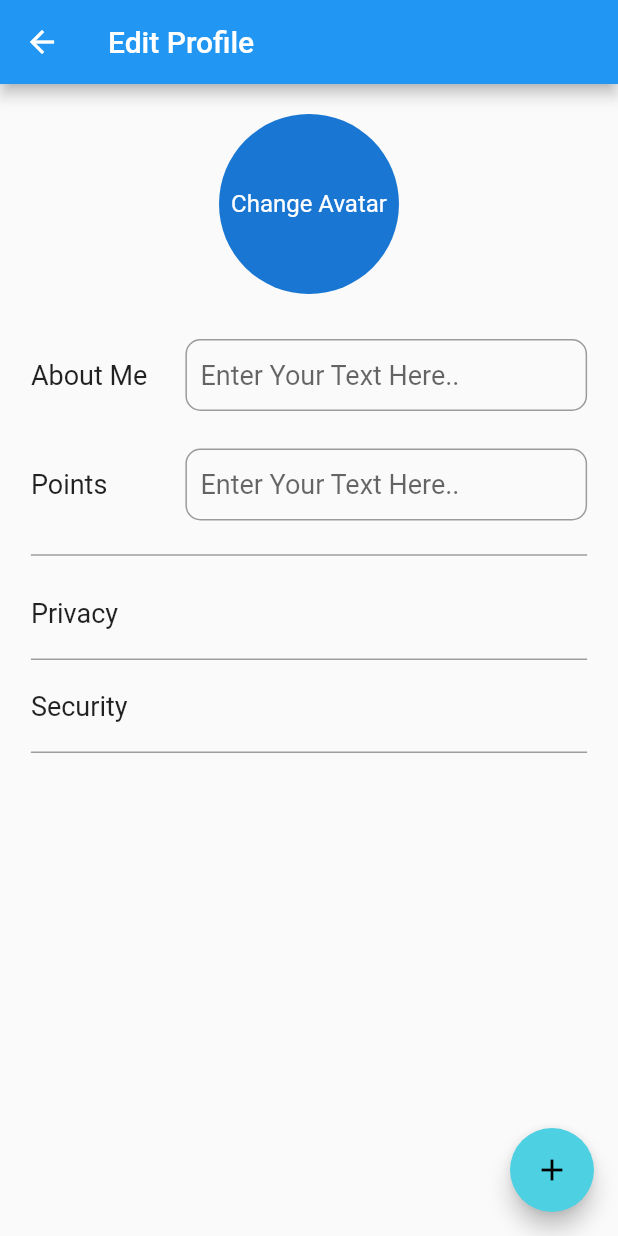
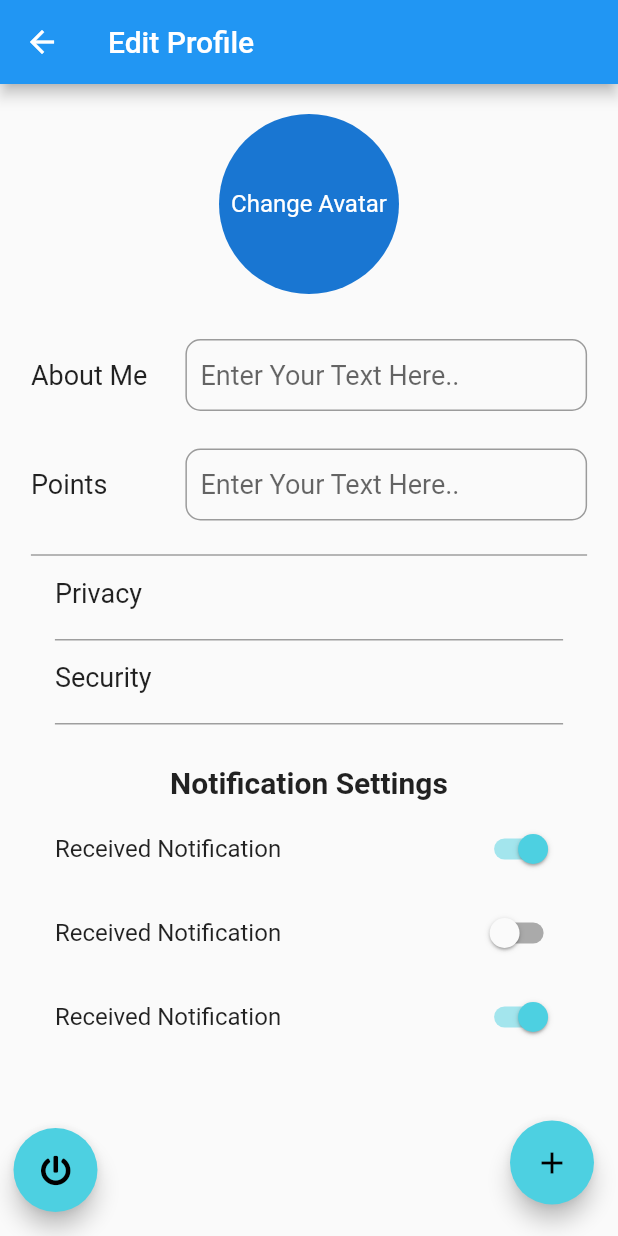
Before and after one commit to The-virgo-noid/talenthunt, a Flutter app: the EditScreen screen opened directly with empty values, on a phone screen of 412 x 824 dp. Run offline on Flutter 3.47's test engine with Material 2 defaults, Android fonts, the phone set to English and light mode, and no system bars; our stand-ins replace bottom_navy_bar, flutter_speed_dial, fluttertoast, font_awesome_flutter, image_picker, page_transition and 1 more; missing offline and left inert: dropdownfield.

Commit message:
imporved edit screen

```diff
--- a/lib/widgets/EditScreen.dart
+++ b/lib/widgets/EditScreen.dart
@@ -1,6 +1,7 @@
 import 'dart:io';
 
 import 'package:flutter/material.dart';
+import 'package:font_awesome_flutter/font_awesome_flutter.dart';
 import 'package:image_picker/image_picker.dart';
 import 'package:fluttertoast/fluttertoast.dart';
 import 'package:talenthunt/widgets/PrivacyScreen.dart';
@@ -97,14 +98,33 @@ class EditScreen extends StatelessWidget {
         appBar: AppBar(
           title: Text("Edit Profile"),
         ),
-        floatingActionButton: FloatingActionButton(
+        floatingActionButton: Row(
+          mainAxisAlignment: MainAxisAlignment.spaceBetween,
+          children: <Widget>[
+            Container(
+              margin: EdgeInsets.fromLTRB(25, 10, 0, 0),
+              child: FloatingActionButton(
+                child: Icon(
+                  FontAwesomeIcons.powerOff,
+                  size: 20,
+                ),
+                onPressed: () async {
+                  Fluttertoast.showToast(msg: "Log Out....");
+                  // Navigator.pop(context, profileData);
+                },
+              ),
+            ),
+            FloatingActionButton(
               child: Icon(Icons.add),
               onPressed: () async {
                 Fluttertoast.showToast(msg: "Saving Profile....");
                 Navigator.pop(context, profileData);
               },
             ),
-        body: Center(
+          ],
+        ),
+        body: SingleChildScrollView(
+          child: Center(
             child: Container(
               width: MediaQuery.of(context).size.width * 0.9,
               child: Column(
@@ -170,31 +190,70 @@ class EditScreen extends StatelessWidget {
                     color: Colors.grey,
                     thickness: 1.0,
                   ),
-                Expanded(
-                  child: ListView.builder(
-                      itemCount: settings.length,
-                      itemBuilder: (context, index) {
-                        return InkWell(
+                  ListTile(
                     onTap: () {
-                            gotoScreen(context, settings[index]);
+                      gotoScreen(context, settings[0]);
                     },
-                          child: Container(
+                    title: Container(
                       decoration: BoxDecoration(
                         border: Border(
-                                bottom:
-                                    BorderSide(color: Colors.grey, width: 1),
+                          bottom: BorderSide(color: Colors.grey, width: 1),
                         ),
                       ),
-                            padding: EdgeInsets.symmetric(vertical: 20.0),
+                      padding: EdgeInsets.fromLTRB(0, 0, 0, 20),
                       child: Text(
-                              settings[index],
+                        settings[0],
                         style: TextStyle(fontSize: 18),
                       ),
                     ),
-                        );
-                      }),
-                )
+                  ),
+                  ListTile(
+                    onTap: () {
+                      gotoScreen(context, settings[1]);
+                    },
+                    title: Container(
+                      decoration: BoxDecoration(
+                        border: Border(
+                          bottom: BorderSide(color: Colors.grey, width: 1),
+                        ),
+                      ),
+                      padding: EdgeInsets.fromLTRB(0, 0, 0, 20),
+                      child: Text(
+                        settings[1],
+                        style: TextStyle(fontSize: 18),
+                      ),
+                    ),
+                  ),
+                  SizedBox(
+                    height: 20.0,
+                  ),
+                  Text(
+                    'Notification Settings',
+                    style: TextStyle(
+                      fontSize: 20.0,
+                      fontWeight: FontWeight.bold,
+                    ),
+                  ),
+                  SizedBox(
+                    height: 5.0,
+                  ),
+                  SwitchListTile(
+                    value: true,
+                    title: Text("Received Notification"),
+                    onChanged: (val) {},
+                  ),
+                  SwitchListTile(
+                    value: false,
+                    title: Text("Received Notification"),
+                    onChanged: (val) {},
+                  ),
+                  SwitchListTile(
+                    value: true,
+                    title: Text("Received Notification"),
+                    onChanged: (val) {},
+                  ),
                 ],
+              ),
             ),
           ),
         ),
```
Lines whose indentation alone changed are shown as unchanged.
